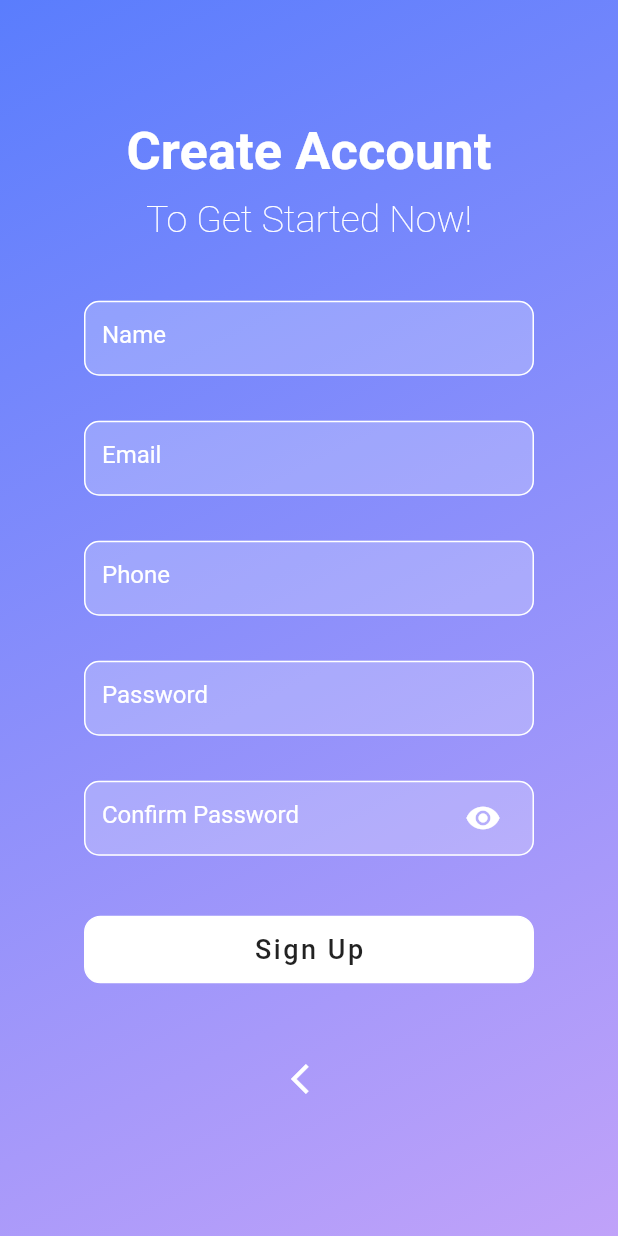
After one commit to rahulsvaz/expensense, a Flutter app: the screen it shows after launch, on a phone screen of 412 x 824 dp. The commit adds this screen. Run offline on Flutter 3.47's test engine with Material 2 defaults, Android fonts, the phone set to English and light mode, and no system bars; our stand-ins replace lottie.

Commit message:
sign up screen ui added

```diff
--- a/lib/constant/widgets/button.dart
+++ b/lib/constant/widgets/button.dart
@@ -11,7 +11,7 @@ class LoginSignUpButton extends StatelessWidget {
   @override
   Widget build(BuildContext context) {
     return Container(
-      width: 284,
+      width: 300,
       height: 45,
       decoration: BoxDecoration(
         color: backGround,
@@ -23,8 +23,8 @@ class LoginSignUpButton extends StatelessWidget {
           label.toString(),
           style: TextStyle(
             color: textColor,
-            fontSize: 22,
-            fontWeight: FontWeight.w300,
+            fontSize: 18,
+            fontWeight: FontWeight.w500,
             height: 0,
             letterSpacing: 1.68,
           ),
--- /dev/null
+++ b/lib/constant/widgets/text_form_feild.dart
@@ -0,0 +1,46 @@
+import 'package:expensense/constant/colors/colors.dart';
+import 'package:flutter/material.dart';
+
+class TextFormFieldCustom extends StatelessWidget {
+  final TextEditingController? textEditingController;
+  final String? hintText;
+  final String? Function(String?)? validation;
+  final IconButton? surffixIcon;
+
+  const TextFormFieldCustom(
+      {super.key,
+      this.hintText,
+      this.textEditingController,
+      this.validation,
+      this.surffixIcon});
+
+  @override
+  Widget build(BuildContext context) {
+    return SizedBox(
+      height: 50,
+      width: 300,
+      child: TextFormField(
+        validator: validation,
+        controller: textEditingController,
+        style: const TextStyle(color: white),
+        cursorColor: white,
+        decoration: InputDecoration(
+            suffixIcon: Padding(
+              padding: const EdgeInsets.only(right: 10.0),
+              child: surffixIcon,
+            ),
+            hintStyle: const TextStyle(color: white),
+            filled: true,
+            fillColor: const Color.fromARGB(57, 255, 255, 255),
+            enabledBorder: OutlineInputBorder(
+                borderSide: const BorderSide(color: Colors.white),
+                borderRadius: BorderRadius.circular(10)),
+            focusedBorder: OutlineInputBorder(
+                borderSide:
+                    const BorderSide(color: Color.fromARGB(255, 235, 216, 216)),
+                borderRadius: BorderRadius.circular(10)),
+            hintText: hintText),
+      ),
+    );
+  }
+}
--- a/lib/main.dart
+++ b/lib/main.dart
@@ -1,4 +1,4 @@
-import 'package:expensense/screens/login_screen.dart';
+import 'package:expensense/screens/sign_up.dart';
 import 'package:flutter/material.dart';
 
 void main() {
@@ -18,7 +18,7 @@ class MyApp extends StatelessWidget {
         colorScheme: ColorScheme.fromSeed(seedColor: Colors.deepPurple),
         useMaterial3: false,
       ),
-      home: const LoginScreen(),
+      home: const SignUpScreen(),
     );
   }
 }
--- a/lib/screens/login_screen.dart
+++ /dev/null
@@ -1,10 +0,0 @@
-import 'package:flutter/material.dart';
-
-class LoginScreen extends StatelessWidget {
-  const LoginScreen({super.key});
-
-  @override
-  Widget build(BuildContext context) {
-    return const Scaffold();
-  }
-}
--- /dev/null
+++ b/lib/screens/sign_up.dart
@@ -0,0 +1,73 @@
+import 'package:expensense/constant/colors/colors.dart';
+import 'package:expensense/constant/helpers/decorations.dart';
+import 'package:expensense/constant/widgets/button.dart';
+import 'package:expensense/constant/widgets/size.dart';
+import 'package:expensense/constant/widgets/text_form_feild.dart';
+import 'package:flutter/material.dart';
+
+class SignUpScreen extends StatelessWidget {
+  const SignUpScreen({super.key});
+
+  @override
+  Widget build(BuildContext context) {
+    return Scaffold(
+      body: Container(
+        decoration: backgroundGradient,
+        child: Center(
+          child: Column(
+            mainAxisAlignment: MainAxisAlignment.center,
+            children: [
+              const Text(
+                'Create Account',
+                style: TextStyle(
+                    color: white, fontSize: 35, fontWeight: FontWeight.bold),
+              ),
+              const Height10(),
+              const Text(
+                'To Get Started Now!',
+                style: TextStyle(
+                    color: white, fontSize: 25, fontWeight: FontWeight.w200),
+              ),
+              const Height40(),
+              const TextFormFieldCustom(
+                hintText: 'Name',
+              ),
+              const Height30(),
+              const TextFormFieldCustom(
+                hintText: 'Email',
+              ),
+              const Height30(),
+              const TextFormFieldCustom(
+                hintText: 'Phone',
+              ),
+              const Height30(),
+              const TextFormFieldCustom(
+                hintText: 'Password',
+              ),
+              const Height30(),
+              TextFormFieldCustom(
+                hintText: 'Confirm Password',
+                surffixIcon: IconButton(
+                  onPressed: () {},
+                  icon: const Icon(Icons.remove_red_eye),
+                  color: white,
+                ),
+              ),
+              const Height40(),
+              const LoginSignUpButton(
+                backGround: white,
+                label: 'Sign Up',
+              ),
+              const Height40(),
+              IconButton(
+                onPressed: () {},
+                icon: const Icon(Icons.arrow_back_ios),
+                color: white,
+              ),
+            ],
+          ),
+        ),
+      ),
+    );
+  }
+}
```
